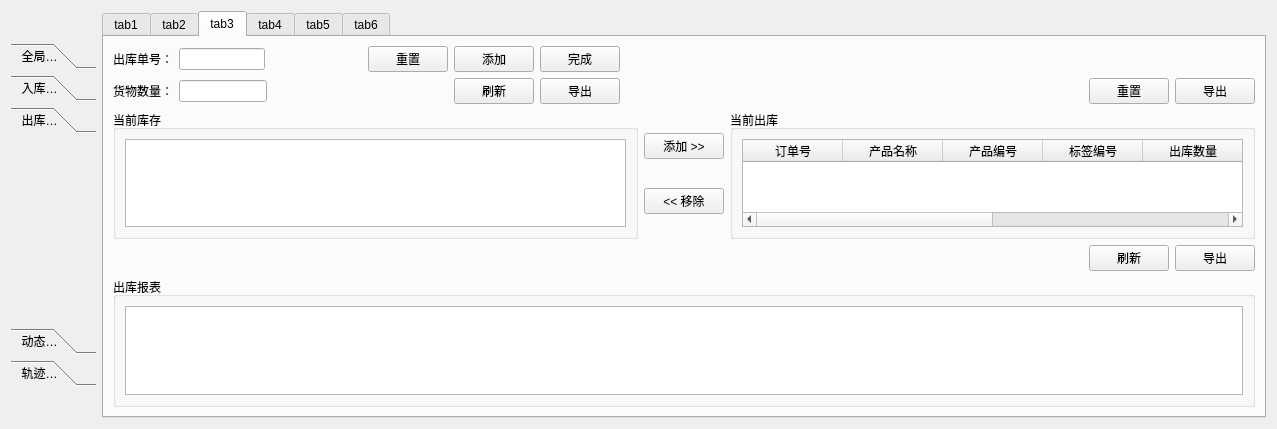
Above: Deca/views/GraphicsWidget.ui from summerfll/wms before the change. Below: the same form after it.
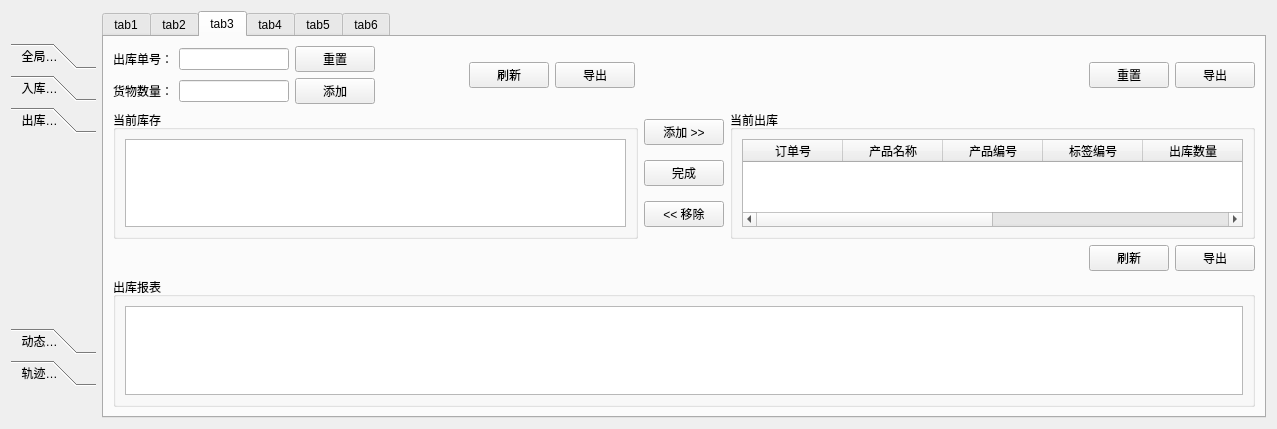
That is the form after the change. Custom widgets are drawn as their Qt base class.

Commit message: 出库管理-完成功能-（库存数量减少未完成）

Diff of the .ui file:
```diff
--- a/Deca/views/GraphicsWidget.ui
+++ b/Deca/views/GraphicsWidget.ui
@@ -541,6 +541,10 @@
       </attribute>
       <layout class="QGridLayout" name="gridLayout_7">
        <item row="0" column="0">
+        <layout class="QHBoxLayout" name="horizontalLayout_14" stretch="3,1,9">
+         <item>
+          <layout class="QVBoxLayout" name="verticalLayout_5">
+           <item>
         <layout class="QHBoxLayout" name="horizontalLayout_6">
          <item>
           <widget class="QLabel" name="label_3">
@@ -552,19 +556,6 @@
          <item>
           <widget class="QLineEdit" name="lineEdit_3"/>
          </item>
-         <item>
-          <spacer name="horizontalSpacer_2">
-           <property name="orientation">
-            <enum>Qt::Horizontal</enum>
-           </property>
-           <property name="sizeHint" stdset="0">
-            <size>
-             <width>118</width>
-             <height>20</height>
-            </size>
-           </property>
-          </spacer>
-         </item>
          <item>
           <widget class="QPushButton" name="pushButton_17">
            <property name="text">
@@ -572,23 +563,9 @@
            </property>
           </widget>
          </item>
-         <item>
-          <widget class="QPushButton" name="pushButton_18">
-           <property name="text">
-            <string>添加</string>
-           </property>
-          </widget>
-         </item>
-         <item>
-          <widget class="QPushButton" name="pushButton_19">
-           <property name="text">
-            <string>完成</string>
-           </property>
-          </widget>
-         </item>
-        </layout>
-       </item>
-       <item row="1" column="0">
+            </layout>
+           </item>
+           <item>
         <layout class="QHBoxLayout" name="horizontalLayout_7">
          <item>
           <widget class="QLabel" name="label_4">
@@ -601,18 +578,33 @@
           <widget class="QLineEdit" name="lineEdit_4"/>
          </item>
          <item>
-          <spacer name="horizontalSpacer_5">
+              <widget class="QPushButton" name="pushButton_18">
+               <property name="text">
+                <string>添加</string>
+               </property>
+              </widget>
+             </item>
+            </layout>
+           </item>
+          </layout>
+         </item>
+         <item>
+          <spacer name="horizontalSpacer_3">
            <property name="orientation">
             <enum>Qt::Horizontal</enum>
            </property>
            <property name="sizeHint" stdset="0">
             <size>
-             <width>200</width>
+             <width>79</width>
              <height>20</height>
             </size>
            </property>
           </spacer>
          </item>
+         <item>
+          <layout class="QHBoxLayout" name="horizontalLayout_13">
+           <item>
+            <layout class="QHBoxLayout" name="horizontalLayout_8">
          <item>
           <widget class="QPushButton" name="pushButton_22">
            <property name="text">
@@ -629,20 +621,20 @@
          </item>
         </layout>
        </item>
-       <item row="1" column="1">
-        <spacer name="horizontalSpacer_3">
+           <item>
+            <spacer name="horizontalSpacer_2">
          <property name="orientation">
           <enum>Qt::Horizontal</enum>
          </property>
          <property name="sizeHint" stdset="0">
           <size>
-           <width>500</width>
+               <width>480</width>
            <height>20</height>
           </size>
          </property>
         </spacer>
        </item>
-       <item row="1" column="2">
+           <item>
         <layout class="QHBoxLayout" name="horizontalLayout_9">
          <item>
           <widget class="QPushButton" name="pushButton_23">
@@ -660,7 +652,11 @@
          </item>
         </layout>
        </item>
-       <item row="2" column="0" colspan="3">
+          </layout>
+         </item>
+        </layout>
+       </item>
+       <item row="1" column="0">
         <layout class="QVBoxLayout" name="verticalLayout_4">
          <item>
           <layout class="QHBoxLayout" name="horizontalLayout_11">
@@ -685,6 +681,13 @@
                </property>
               </widget>
              </item>
+             <item>
+              <widget class="QPushButton" name="pushButton_19">
+               <property name="text">
+                <string>完成</string>
+               </property>
+              </widget>
+             </item>
              <item>
               <widget class="QPushButton" name="pushButton_16">
                <property name="text">
```
Lines whose indentation alone changed are shown as unchanged. The commit also changes 4 other files.
